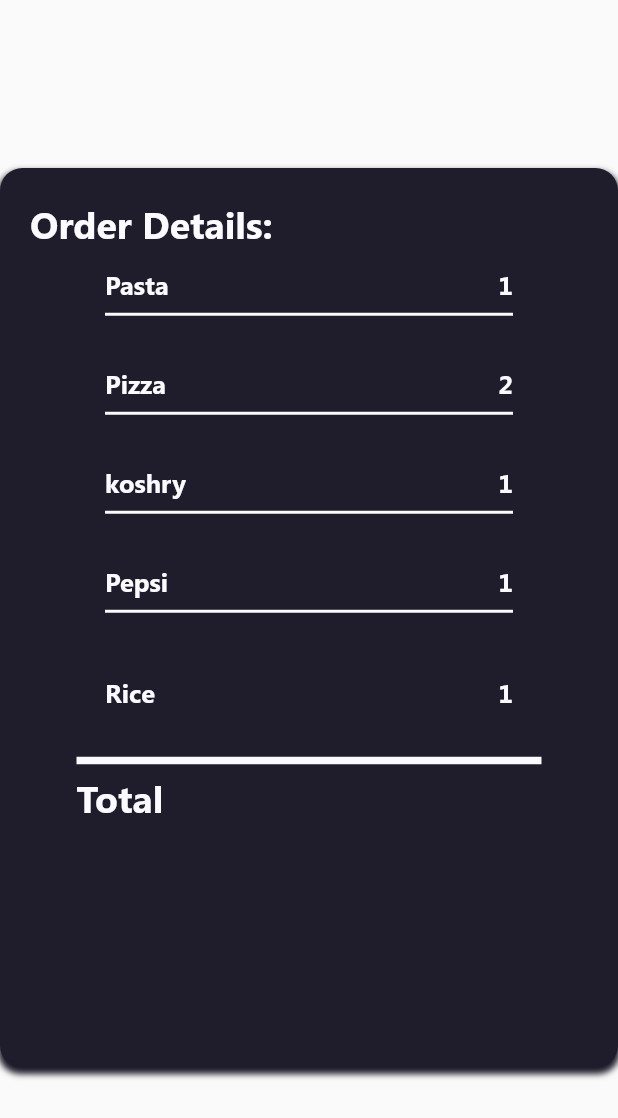
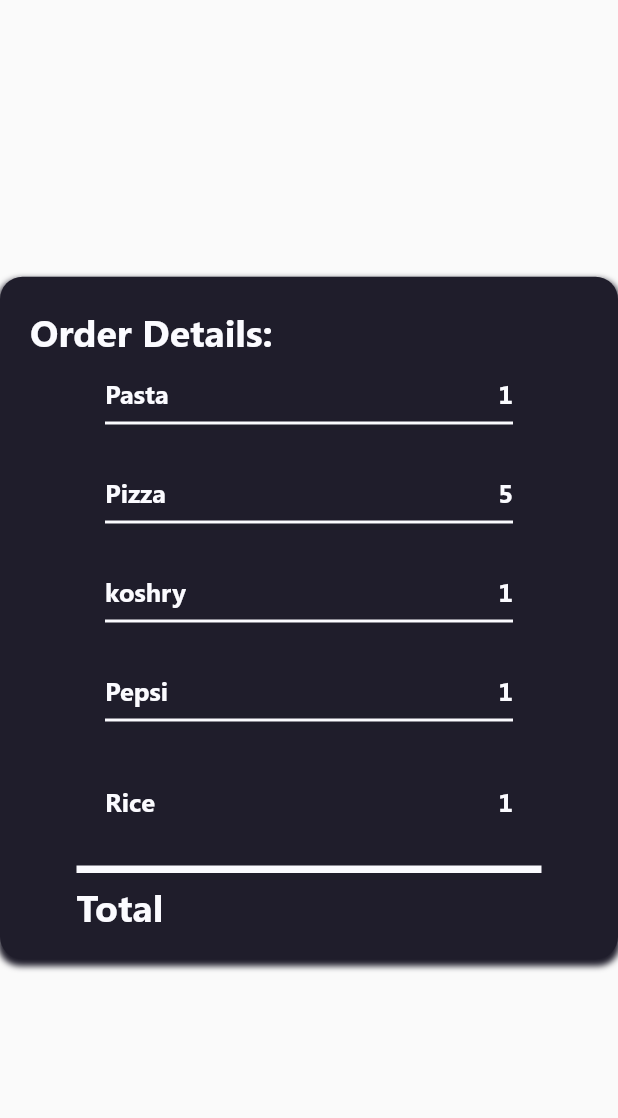
Before and after one commit to adhamremeh/Restaurant_App_Flutter, a Flutter app: the screen it shows after launch, on a phone screen of 412 x 824 dp. Shown: the top 1118 px of the screen. Run offline on Flutter 3.47's test engine with Material 2 defaults, Android fonts, the phone set to English and light mode, and no system bars; missing offline and left inert: mysql1.

Commit message:
updated list

```diff
--- a/lib/screens/common_components/custom_order_details.dart
+++ b/lib/screens/common_components/custom_order_details.dart
@@ -20,7 +20,11 @@ class CustomOrderDetails extends StatefulWidget {
         dateTime: DateTime.now(),
         orderStatus:
             OrderStates.Placed.toString().replaceFirst("OrderStates.", ""),
-        menuItemsNamesAndCounts: {"Pepsi": 1, "Pizza": 2, "Rice": 1}),
+        menuItemsNamesAndCounts: {
+          "Pepsi": 1,
+          "Pizza": 3,
+          "Rice": 1,
+        }),
   ];
   @override
   State<CustomOrderDetails> createState() => _CustomOrderDetailsState();
@@ -30,8 +34,10 @@ class _CustomOrderDetailsState extends State<CustomOrderDetails> {
   @override
   Widget build(BuildContext context) {
     Map<String, int> allItemsAndCounts = {};
-    for (Order currentOrder in widget.orderlist) {
-      allItemsAndCounts.addAll(currentOrder.menuItemsNamesAndCounts);
+    for (var order in widget.orderlist) {
+      order.menuItemsNamesAndCounts.forEach((key, value) {
+        allItemsAndCounts[key] = (allItemsAndCounts[key] ?? 0) + value;
+      });
     }
 
     return Scaffold(
@@ -52,8 +58,8 @@ class customOrderDetails extends StatelessWidget {
   Widget build(BuildContext context) {
     return Center(
       child: customContainer(
-        width: 600.0,
-        height: 600.0,
+        width: 485.0,
+        height: 455.0,
         child: Column(
           children: [
             Padding(
```
